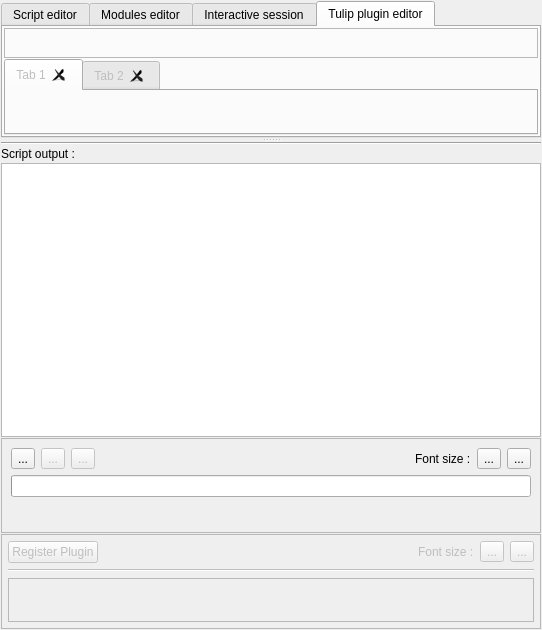
The window that plugins/view/pythonscriptview/PythonScriptViewWidget.ui (vadivelselvaraj/TulipGLImprovement) describes before a commit, drawn with Qt 5.
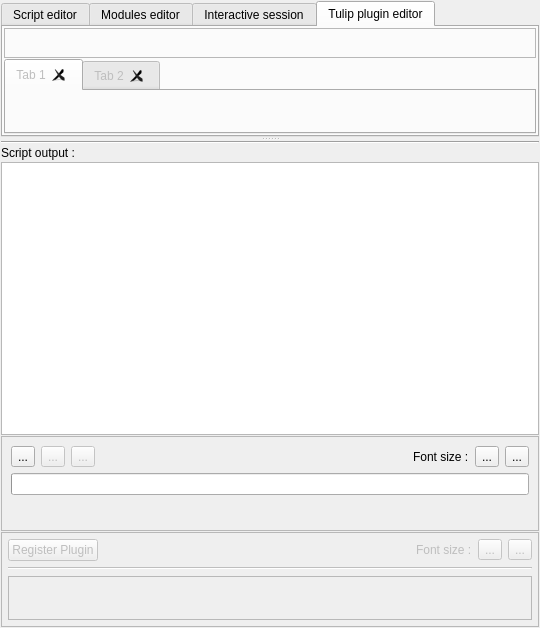
The same window after the commit. Icons and pictures are not drawn. Custom widgets are drawn as their Qt base class.

```diff
--- a/plugins/view/pythonscriptview/PythonScriptViewWidget.ui
+++ b/plugins/view/pythonscriptview/PythonScriptViewWidget.ui
@@ -6,8 +6,8 @@
    <rect>
     <x>0</x>
     <y>0</y>
-    <width>542</width>
-    <height>630</height>
+    <width>540</width>
+    <height>628</height>
    </rect>
   </property>
   <property name="sizePolicy">
@@ -243,15 +243,9 @@
         </widget>
        </item>
        <item>
-        <widget class="QPlainTextEdit" name="consoleOutputWidget">
-         <property name="sizePolicy">
-          <sizepolicy hsizetype="Expanding" vsizetype="Expanding">
-           <horstretch>0</horstretch>
-           <verstretch>0</verstretch>
-          </sizepolicy>
-         </property>
-         <property name="readOnly">
-          <bool>true</bool>
+        <widget class="QTextBrowser" name="consoleOutputWidget">
+         <property name="openLinks">
+          <bool>false</bool>
          </property>
         </widget>
        </item>
```
